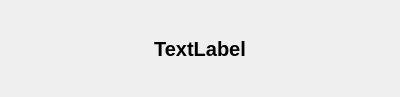
szazdenes/SailingSimulation, file messagedialog.ui: the form before one commit.
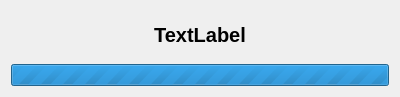
The form after the commit.

Patch:
```diff
--- a/messagedialog.ui
+++ b/messagedialog.ui
@@ -31,6 +31,16 @@
      </property>
     </widget>
    </item>
+   <item row="1" column="0">
+    <widget class="QProgressBar" name="progressBar">
+     <property name="maximum">
+      <number>0</number>
+     </property>
+     <property name="value">
+      <number>0</number>
+     </property>
+    </widget>
+   </item>
   </layout>
  </widget>
  <resources/>
```
